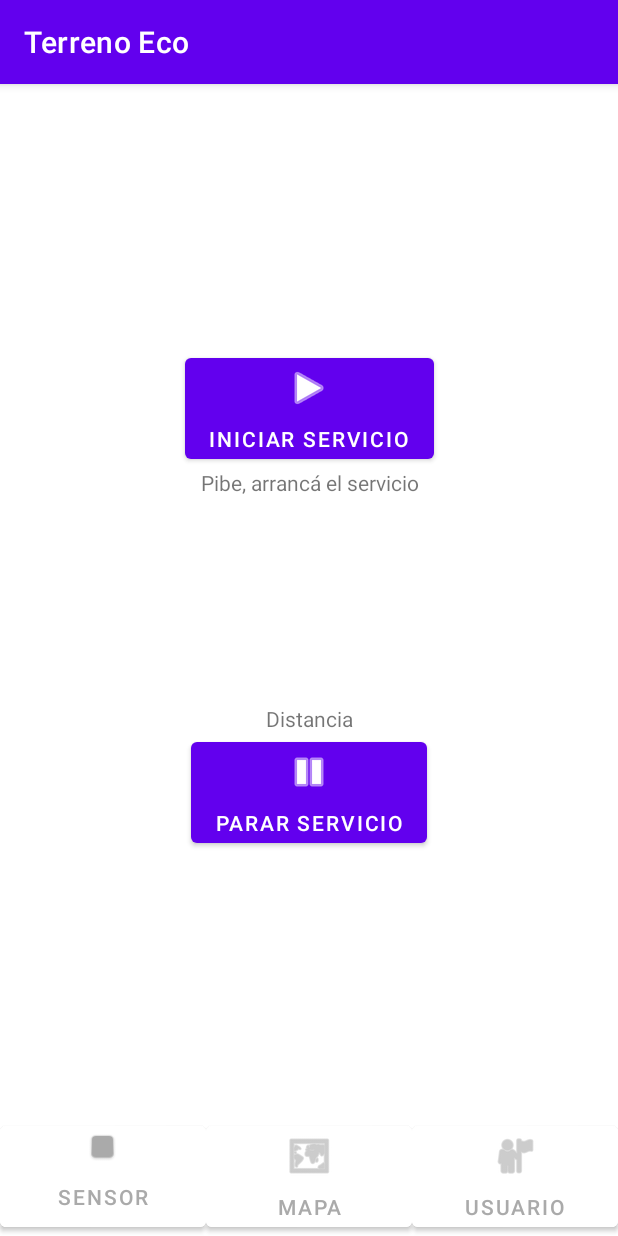
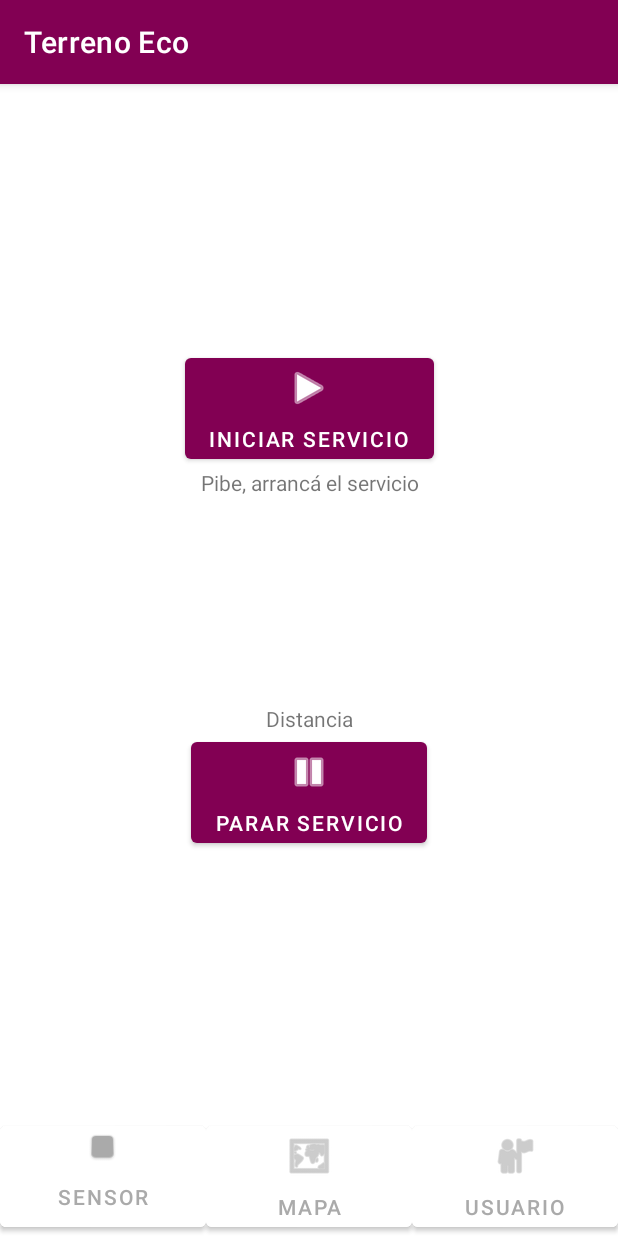
Before and after one commit to pdepau/TerrenoEco_Android, an Android app: the screen it shows after launch (MainActivity), on a phone screen of 412 x 824 dp. Run offline under Robolectric (Android 15) with nearby library versions, the phone set to English and light mode, and no system bars.

```diff
--- a/src/app/src/main/res/values-night/themes.xml
+++ b/src/app/src/main/res/values-night/themes.xml
@@ -2,8 +2,8 @@
     <!-- Base application theme. -->
     <style name="Theme.BiometricApp" parent="Theme.MaterialComponents.DayNight.DarkActionBar">
         <!-- Primary brand color. -->
-        <item name="colorPrimary">@color/purple_200</item>
-        <item name="colorPrimaryVariant">@color/purple_700</item>
+        <item name="colorPrimary">@color/morado</item>
+        <item name="colorPrimaryVariant">@color/morado</item>
         <item name="colorOnPrimary">@color/black</item>
         <!-- Secondary brand color. -->
         <item name="colorSecondary">@color/teal_200</item>
--- a/src/app/src/main/res/values/colors.xml
+++ b/src/app/src/main/res/values/colors.xml
@@ -2,9 +2,12 @@
 <resources>
     <color name="purple_200">#FFBB86FC</color>
     <color name="purple_500">#FF6200EE</color>
-    <color name="purple_700">#FF3700B3</color>
+    <color name="morado">#FF820053</color>
     <color name="teal_200">#FF03DAC5</color>
     <color name="teal_700">#FF018786</color>
     <color name="black">#FF000000</color>
     <color name="white">#FFFFFFFF</color>
+    <color name="Berde">#FF3AB54B</color>
+    <color name="Rogo">#FFF54F4F</color>
+    <color name="Narhanga">#FFF59F4F</color>
 </resources>
--- a/src/app/src/main/res/values/themes.xml
+++ b/src/app/src/main/res/values/themes.xml
@@ -2,8 +2,8 @@
     <!-- Base application theme. -->
     <style name="Theme.BiometricApp" parent="Theme.MaterialComponents.DayNight.DarkActionBar">
         <!-- Primary brand color. -->
-        <item name="colorPrimary">@color/purple_500</item>
-        <item name="colorPrimaryVariant">@color/purple_700</item>
+        <item name="colorPrimary">@color/morado</item>
+        <item name="colorPrimaryVariant">@color/morado</item>
         <item name="colorOnPrimary">@color/white</item>
         <!-- Secondary brand color. -->
         <item name="colorSecondary">@color/teal_200</item>
```
Also changed, not shown: src/app/src/main/java/com/lbelmar/terrenoeco/MainActivity.java (+4 -9 lines), src/app/src/main/java/com/lbelmar/terrenoeco/ServicioEscucharBeacons.java (+9 -11 lines).
